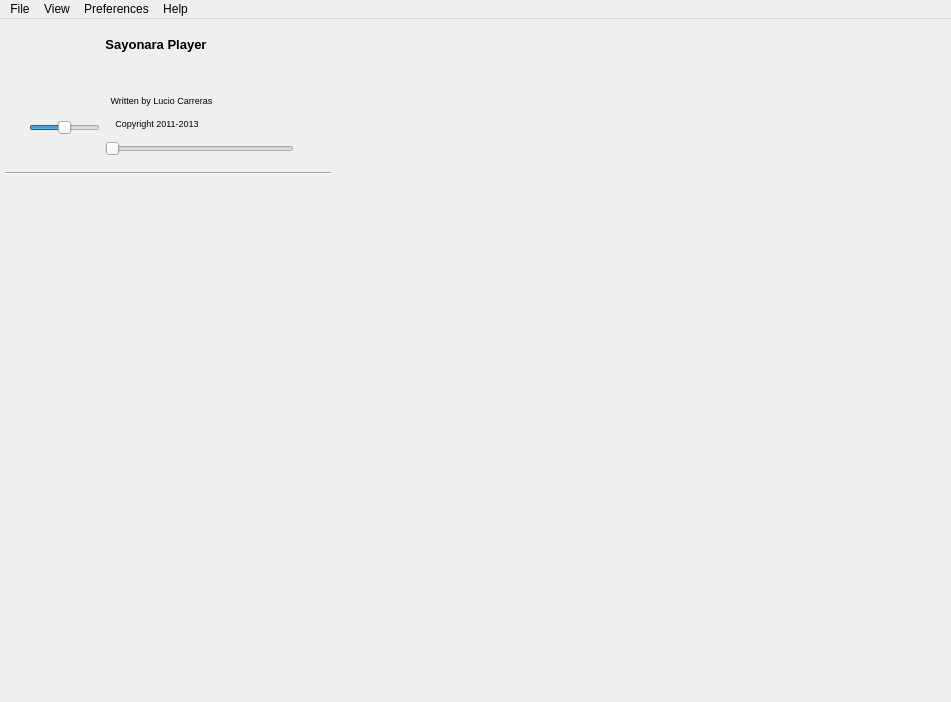
This is branches/sayonara-885/src/GUI/player/GUI_Player.ui in shahid334/sayonara-player as Qt 5 draws it before an edit. The edited form follows.
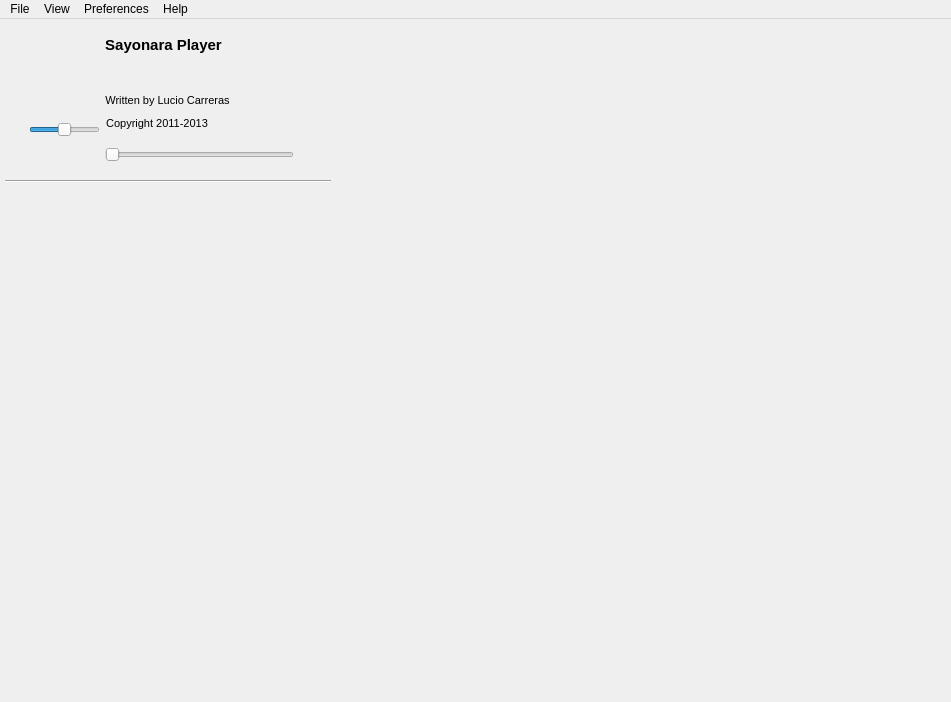
This is the edited form. Icons and pictures are not drawn. Custom widgets are drawn as their Qt base class.

Diff of the .ui file:
```diff
--- a/branches/sayonara-885/src/GUI/player/GUI_Player.ui
+++ b/branches/sayonara-885/src/GUI/player/GUI_Player.ui
@@ -74,7 +74,7 @@
      <number>5</number>
     </property>
     <property name="verticalSpacing">
-     <number>0</number>
+     <number>2</number>
     </property>
     <item row="0" column="4" rowspan="10" colspan="4">
      <widget class="QWidget" name="library_widget" native="true">
@@ -295,7 +295,7 @@
          </property>
          <property name="font">
           <font>
-           <pointsize>7</pointsize>
+           <pointsize>8</pointsize>
           </font>
          </property>
          <property name="focusPolicy">
@@ -326,7 +326,7 @@
          <property name="sizeHint" stdset="0">
           <size>
            <width>85</width>
-           <height>13</height>
+           <height>10</height>
           </size>
          </property>
         </spacer>
@@ -353,7 +353,7 @@
          </property>
          <property name="font">
           <font>
-           <pointsize>7</pointsize>
+           <pointsize>8</pointsize>
           </font>
          </property>
          <property name="focusPolicy">
@@ -826,7 +826,7 @@
           </property>
           <property name="font">
            <font>
-            <pointsize>10</pointsize>
+            <pointsize>11</pointsize>
             <weight>75</weight>
             <bold>true</bold>
             <stylestrategy>PreferAntialias</stylestrategy>
@@ -865,7 +865,7 @@
           </property>
           <property name="font">
            <font>
-            <pointsize>10</pointsize>
+            <pointsize>11</pointsize>
             <weight>75</weight>
             <bold>true</bold>
             <stylestrategy>PreferAntialias</stylestrategy>
@@ -1021,7 +1021,7 @@
           </property>
           <property name="font">
            <font>
-            <pointsize>7</pointsize>
+            <pointsize>8</pointsize>
             <stylestrategy>PreferAntialias</stylestrategy>
            </font>
           </property>
@@ -1058,7 +1058,7 @@
           </property>
           <property name="font">
            <font>
-            <pointsize>7</pointsize>
+            <pointsize>8</pointsize>
             <weight>75</weight>
             <bold>true</bold>
             <stylestrategy>PreferAntialias</stylestrategy>
@@ -1107,7 +1107,7 @@
           </property>
           <property name="font">
            <font>
-            <pointsize>7</pointsize>
+            <pointsize>8</pointsize>
             <stylestrategy>PreferAntialias</stylestrategy>
            </font>
           </property>
```
Left out of the diff: 24 changed lines with no effect on the pictures.
